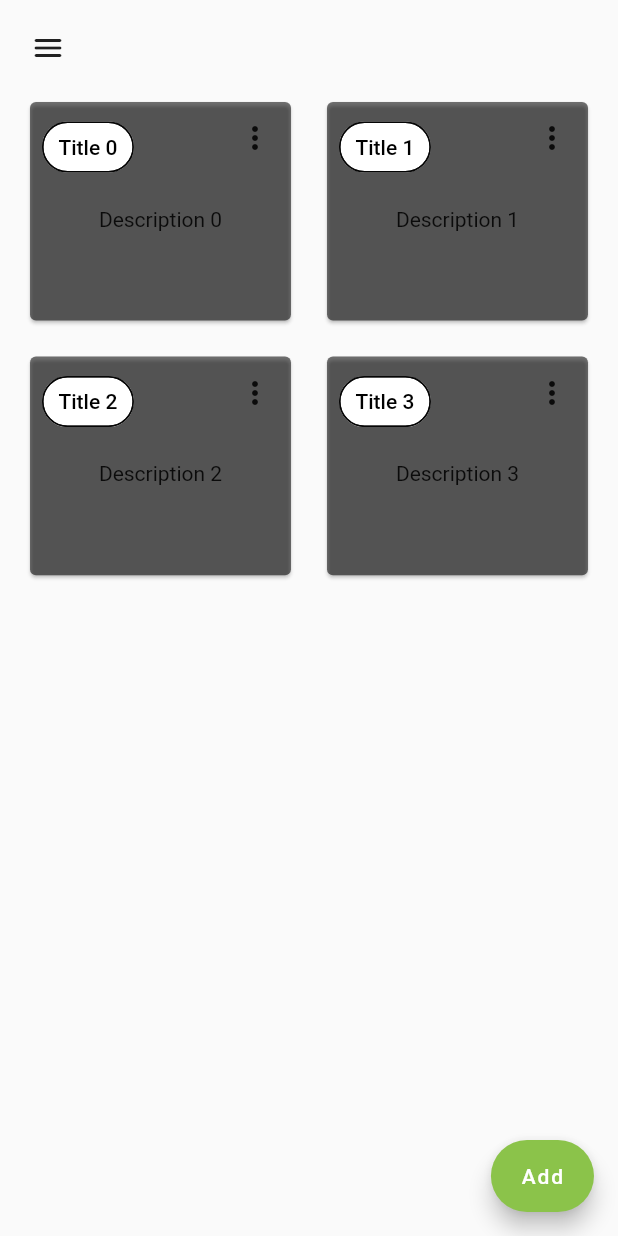
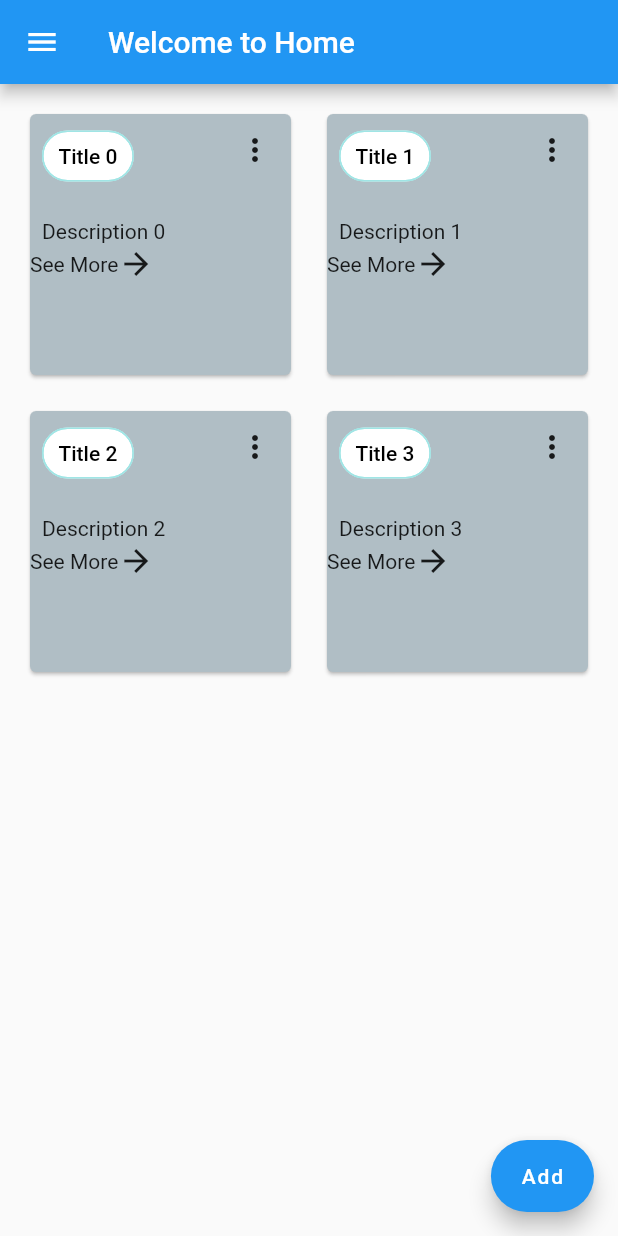
Before and after one commit to Zaeem104158/todo_riverpod, a Flutter app: the screen it shows after launch, on a phone screen of 412 x 824 dp. Run offline on Flutter 3.47's test engine with Material 2 defaults, Android fonts, the phone set to English and light mode, and no system bars; drawn by our look-alikes of flutter_advanced_drawer; our stand-ins replace flutter_riverpod; missing offline and left inert: material_color_generator.

```diff
--- a/lib/home_screen.dart
+++ b/lib/home_screen.dart
@@ -1,19 +1,12 @@
-import 'dart:developer';
 import 'package:flutter/material.dart';
 import 'package:flutter/scheduler.dart';
 import 'package:flutter_riverpod/flutter_riverpod.dart';
-import 'package:todo_riverpod/controller/todo_controller.dart';
+import 'package:todo_riverpod/controller/todo_provider.dart';
+import 'package:todo_riverpod/home_drawer_widget.dart';
 import 'package:todo_riverpod/model/todo_model.dart';
+import 'package:todo_riverpod/utils/size_config.dart';
 import 'package:uuid/uuid.dart';
-
-// var addTodoKey = const Uuid().v4();
-// final activeFilterKey = UniqueKey();
-// final completedFilterKey = UniqueKey();
-// final allFilterKey = UniqueKey();
-// final trashFilterKey = UniqueKey();
-final todosProvider = StateNotifierProvider<TodosNotifier, List<Todo>>((ref) {
-  return TodosNotifier();
-});
+import 'package:flutter_advanced_drawer/flutter_advanced_drawer.dart';
 
 class HomeScreen extends ConsumerStatefulWidget {
   const HomeScreen({super.key});
@@ -25,20 +18,24 @@ class HomeScreen extends ConsumerStatefulWidget {
 class _HomeScreenState extends ConsumerState<HomeScreen> {
   TextEditingController todoTitleController = TextEditingController();
   TextEditingController todoDescriptionController = TextEditingController();
+  final _advancedDrawerController = AdvancedDrawerController();
 
   @override
   void initState() {
     super.initState();
 
     SchedulerBinding.instance.addPostFrameCallback((timeStamp) {
-      final initialTodos = List.generate(4, (index) {
+      final initialTodos = List.generate(
+        4,
+        (index) {
           return Todo(
             id: const Uuid().v4(),
             description: "Description $index",
             title: "Title $index",
             pin: false,
           );
-      });
+        },
+      );
 
       ref.read(todosProvider.notifier).addAllTodo(initialTodos);
     });
@@ -54,50 +51,73 @@ class _HomeScreenState extends ConsumerState<HomeScreen> {
   @override
   Widget build(BuildContext context) {
     final todoList = ref.watch(todosProvider);
+
     var items = [
       "Pin",
       'Edit',
       'Delete',
     ];
 
-    var size = MediaQuery.of(context).size;
-    final double itemHeight = size.height / 14;
-    final double itemWidth = size.width / 6;
+    final double gridItemHeight = SizeConfig.getScreenHeight(context) / 6;
+    final double gridItemWidth = SizeConfig.getScreenHeight(context) / 6;
 
-    return SafeArea(
+    return AdvancedDrawer(
+      backdropColor: Colors.blueGrey[700],
+      controller: _advancedDrawerController,
+      animationCurve: Curves.easeInOut,
+      animationDuration: const Duration(milliseconds: 300),
+      animateChildDecoration: true,
+      rtlOpening: false,
+      disabledGestures: false,
+      childDecoration: const BoxDecoration(
+        borderRadius: BorderRadius.all(
+          Radius.circular(16),
+        ),
+      ),
+      drawer: const HomeScreenDrawerWidget(),
+      child: SafeArea(
           child: Scaffold(
-      // appBar: AppBar(
-      //   title: const Text("Welcome to Home"),
-      // ),
+        appBar: AppBar(
+          title: const Text("Welcome to Home"),
+          leading: IconButton(
+            onPressed: _handleMenuButtonPressed,
+            icon: ValueListenableBuilder<AdvancedDrawerValue>(
+              valueListenable: _advancedDrawerController,
+              builder: (_, value, __) {
+                return AnimatedSwitcher(
+                  duration: const Duration(milliseconds: 250),
+                  child: Icon(
+                    value.visible ? Icons.clear : Icons.menu,
+                    key: ValueKey<bool>(value.visible),
+                  ),
+                );
+              },
+            ),
+          ),
+        ),
         body: Padding(
           padding: const EdgeInsets.all(8.0),
           child: Column(
             crossAxisAlignment: CrossAxisAlignment.start,
             children: [
-            IconButton(
-              onPressed: () {
-                log("${todoList.length}");
-              },
-              icon: const Icon(Icons.menu_rounded),
-            ),
               Expanded(
                 child: GridView.builder(
                   itemCount: todoList.length,
                   gridDelegate: SliverGridDelegateWithFixedCrossAxisCount(
-                    childAspectRatio: (itemWidth / itemHeight),
-                    crossAxisCount: 2),
+                    childAspectRatio: (gridItemWidth / gridItemHeight),
+                    crossAxisCount: 2,
+                  ),
                   itemBuilder: (
                     BuildContext context,
                     int index,
                   ) {
                     final todos = todoList[index];
-                  return SizedBox(
-                    height: 100,
-                    child: Padding(
+                    return Padding(
                       padding: const EdgeInsets.all(8.0),
                       child: Card(
-                        color:
-                            !todoList[index].pin ? Colors.black54 : Colors.blue,
+                        color: !todoList[index].pin
+                            ? Colors.blueGrey[200]
+                            : Colors.blue[100],
                         child: Column(
                           crossAxisAlignment: CrossAxisAlignment.center,
                           children: [
@@ -106,13 +126,19 @@ class _HomeScreenState extends ConsumerState<HomeScreen> {
                               children: [
                                 Padding(
                                   padding: const EdgeInsets.only(
-                                      top: 12.0, left: 8.0),
+                                      top: 8.0, left: 8.0),
                                   child: Chip(
                                     materialTapTargetSize:
                                         MaterialTapTargetSize.shrinkWrap,
                                     labelPadding: const EdgeInsets.all(0.0),
-                                    side:
-                                        const BorderSide(color: Colors.black87),
+                                    side: const BorderSide(
+                                      color: Color.fromARGB(
+                                        255,
+                                        160,
+                                        229,
+                                        229,
+                                      ),
+                                    ),
                                     label: Padding(
                                       padding: const EdgeInsets.only(
                                         left: 6.0,
@@ -170,7 +196,6 @@ class _HomeScreenState extends ConsumerState<HomeScreen> {
                                     );
                                   } else {
                                     //Delete Todo
-                                    //todoNotifier.arciveTodo(todo.id);
                                     todoNotifier.removeTodo(todo.id);
                                   }
                                 }),
@@ -179,21 +204,25 @@ class _HomeScreenState extends ConsumerState<HomeScreen> {
                             const SizedBox(
                               height: 20,
                             ),
-                            Column(
-                              crossAxisAlignment: CrossAxisAlignment.start,
-                              children: [
-                                Padding(
+                            Align(
+                              alignment: Alignment.topLeft,
+                              child: Padding(
                                 padding: const EdgeInsets.only(
-                                      left: 6.0, right: 6, top: 2, bottom: 2),
+                                    left: 8.0, right: 6, top: 2, bottom: 2),
                                 child: Text(
+                                  maxLines: 3,
                                   todoList[index].description,
                                   overflow: TextOverflow.ellipsis,
                                 ),
                               ),
+                            ),
+                            Row(
+                              children: const [
+                                Text("See More"),
+                                Icon(Icons.arrow_forward)
                               ],
-                            ),
+                            )
                           ],
-                        ),
                         ),
                       ),
                     );
@@ -211,7 +240,8 @@ class _HomeScreenState extends ConsumerState<HomeScreen> {
           ),
           tooltip: "Add your todo",
         ),
-    ));
+      )),
+    );
   }
 
   customStatefullAlertWidget({
@@ -295,4 +325,8 @@ class _HomeScreenState extends ConsumerState<HomeScreen> {
           );
         });
   }
+
+  void _handleMenuButtonPressed() {
+    _advancedDrawerController.showDrawer();
   }
+}
--- a/lib/main.dart
+++ b/lib/main.dart
@@ -1,6 +1,7 @@
 import 'package:flutter/material.dart';
 import 'package:flutter_riverpod/flutter_riverpod.dart';
 import 'package:todo_riverpod/home_screen.dart';
+import 'package:material_color_generator/material_color_generator.dart';
 
 void main() {
   runApp(const ProviderScope(child: TodoRiverPod()));
@@ -15,7 +16,8 @@ class TodoRiverPod extends StatelessWidget {
       debugShowCheckedModeBanner: false,
       title: 'Flutter todo with riverpod demo',
       theme: ThemeData(
-        primarySwatch: Colors.lightGreen,
+        primarySwatch: generateMaterialColor(
+            color: Colors.blueGrey),
       ),
       home: const HomeScreen(),
     );
--- /dev/null
+++ b/lib/utils/size_config.dart
@@ -0,0 +1,14 @@
+import 'package:flutter/widgets.dart';
+
+class SizeConfig {
+  static double getScreenWidth(BuildContext context) {
+    return MediaQuery.of(context).size.width;
+  }
+
+  static double getScreenHeight(BuildContext context) {
+    return MediaQuery.of(context).size.height;
+  }
+  static Orientation getScreenOrientation(BuildContext context) {
+    return MediaQuery.of(context).orientation;
+  }
+}
--- a/pubspec.yaml
+++ b/pubspec.yaml
@@ -33,11 +33,12 @@ dependencies:
     sdk: flutter
   flutter_riverpod: ^2.1.3
   uuid: ^3.0.4
-
+  material_color_generator: ^1.1.0
 
   # The following adds the Cupertino Icons font to your application.
   # Use with the CupertinoIcons class for iOS style icons.
   cupertino_icons: ^1.0.2
+  flutter_advanced_drawer: ^1.3.2
 
 dev_dependencies:
   flutter_test:
```
Also changed, not shown: lib/controller/todo_provider.dart (renamed from lib/controller/todo_controller.dart, +25 -24 lines), lib/controller/todo_trash_provider.dart (added, +38 -0 lines), lib/home_drawer_widget.dart (added, +62 -0 lines), lib/trash_screen.dart (added, +101 -0 lines), pubspec.lock. Lines whose indentation alone changed are shown as unchanged.
